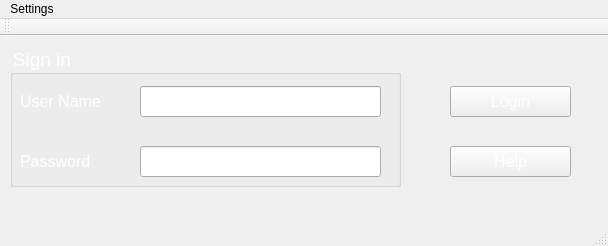
kamilmaestro/Communicator_GUI, file mainwindow.ui: the form before one commit.
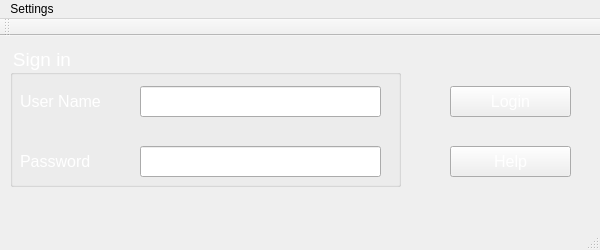
The form after the commit. Icons and pictures are not drawn.

```diff
--- a/mainwindow.ui
+++ b/mainwindow.ui
@@ -6,8 +6,8 @@
    <rect>
     <x>0</x>
     <y>0</y>
-    <width>608</width>
-    <height>246</height>
+    <width>600</width>
+    <height>250</height>
    </rect>
   </property>
   <property name="windowTitle">
@@ -183,7 +183,7 @@
     <rect>
      <x>0</x>
      <y>0</y>
-     <width>608</width>
+     <width>600</width>
      <height>26</height>
     </rect>
    </property>
```
